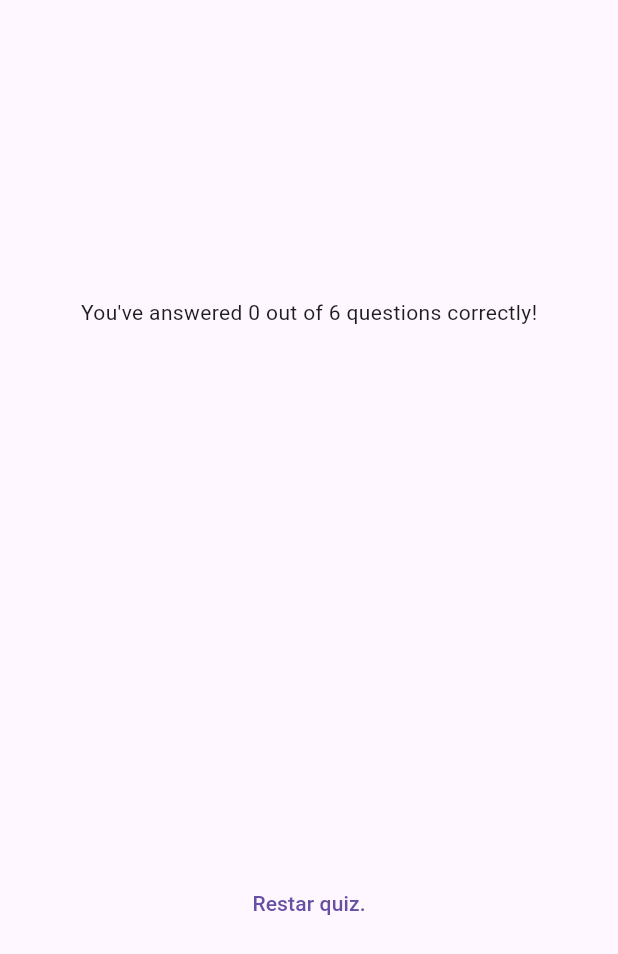
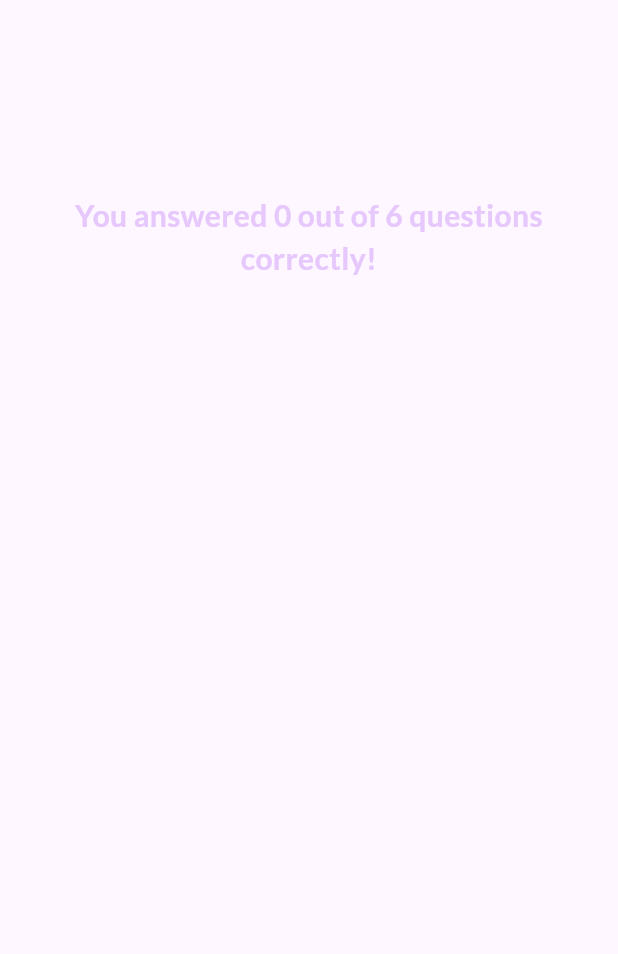
Before and after one commit to sweihmuller/quiz_app, a Flutter app: the ResultScreen widget shown alone on an empty page, opened directly with empty values, on a phone screen of 412 x 824 dp. Shown: the top 954 px of the screen. Run offline on Flutter 3.47's test engine with Material 3 defaults, Android fonts, the phone set to English and light mode, and no system bars; our stand-ins replace google_fonts.

Commit message:
Refactor quiz and result screens to improve state management and UI

```diff
--- /dev/null
+++ b/lib/questions_summary/questions_summary.dart
@@ -0,0 +1,23 @@
+import 'package:flutter/material.dart';
+
+import 'package:quiz_app/questions_summary/summary_item.dart';
+
+class QuestionsSummary extends StatelessWidget {
+  const QuestionsSummary(this.summaryData, {super.key});
+
+  final List<Map<String, Object>> summaryData;
+
+  @override
+  Widget build(BuildContext context) {
+    return SizedBox(
+      height: 400,
+      child: SingleChildScrollView(
+        child: Column(
+          children: summaryData.map((data) {
+            return SummaryItem(data);
+          }).toList(),
+        ),
+      ),
+    );
+  }
+}
--- a/lib/result_screen.dart
+++ b/lib/result_screen.dart
@@ -1,10 +1,17 @@
 import 'package:flutter/material.dart';
+
 import 'package:quiz_app/data/questions.dart';
-import 'package:quiz_app/questions_summary.dart';
+import 'package:quiz_app/questions_summary/questions_summary.dart';
+import 'package:google_fonts/google_fonts.dart';
 
 class ResultScreen extends StatelessWidget {
-  const ResultScreen({super.key, required this.chosenAnswers});
+  const ResultScreen({
+    super.key,
+    required this.chosenAnswers,
+    required this.onRestart,
+  });
 
+  final void Function() onRestart;
   final List<String> chosenAnswers;
 
   List<Map<String, Object>> getSummaryData() {
@@ -23,7 +30,7 @@ class ResultScreen extends StatelessWidget {
   }
 
   @override
-  Widget build(context) {
+  Widget build(BuildContext context) {
     final summaryData = getSummaryData();
     final numTotalQuestions = questions.length;
     final numCorrectQuestions = summaryData.where((data) {
@@ -33,17 +40,28 @@ class ResultScreen extends StatelessWidget {
     return SizedBox(
       width: double.infinity,
       child: Container(
-        margin: EdgeInsets.all(40),
+        margin: const EdgeInsets.all(40),
         child: Column(
           mainAxisAlignment: MainAxisAlignment.center,
           children: [
             Text(
-              "You've answered $numCorrectQuestions out of $numTotalQuestions questions correctly!",
+              'You answered $numCorrectQuestions out of $numTotalQuestions questions correctly!',
+              style: GoogleFonts.lato(
+                color: const Color.fromARGB(255, 230, 200, 253),
+                fontSize: 20,
+                fontWeight: FontWeight.bold,
+              ),
+              textAlign: TextAlign.center,
             ),
             const SizedBox(height: 30),
             QuestionsSummary(summaryData),
             const SizedBox(height: 30),
-            TextButton(onPressed: () {}, child: Text('Restar quiz.')),
+            TextButton.icon(
+              onPressed: onRestart,
+              style: TextButton.styleFrom(foregroundColor: Colors.white),
+              icon: const Icon(Icons.refresh),
+              label: const Text('Restart Quiz!'),
+            ),
           ],
         ),
       ),
```
Also changed, not shown: lib/questions_summary.dart (deleted, +0 -35 lines), lib/questions_summary/question_identifier.dart (added, +35 -0 lines), lib/questions_summary/summary_item.dart (added, +58 -0 lines), lib/quiz_screen.dart (+12 -2 lines).
